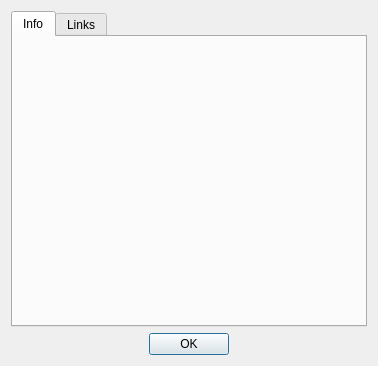
This is digital_clock/gui/about_dialog.ui in Kolcha/DigitalClock4 as Qt 5 draws it before an edit. The edited form follows.
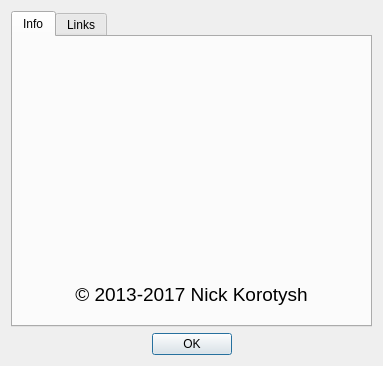
This is the edited form.

Diff of the .ui file:
```diff
--- a/digital_clock/gui/about_dialog.ui
+++ b/digital_clock/gui/about_dialog.ui
@@ -6,8 +6,8 @@
    <rect>
     <x>0</x>
     <y>0</y>
-    <width>378</width>
-    <height>323</height>
+    <width>383</width>
+    <height>339</height>
    </rect>
   </property>
   <property name="windowTitle">
@@ -142,7 +142,7 @@
           </font>
          </property>
          <property name="text">
-          <string notr="true">&lt;copyright&gt;</string>
+          <string>© 2013-2017 Nick Korotysh</string>
          </property>
          <property name="alignment">
           <set>Qt::AlignCenter</set>
```
